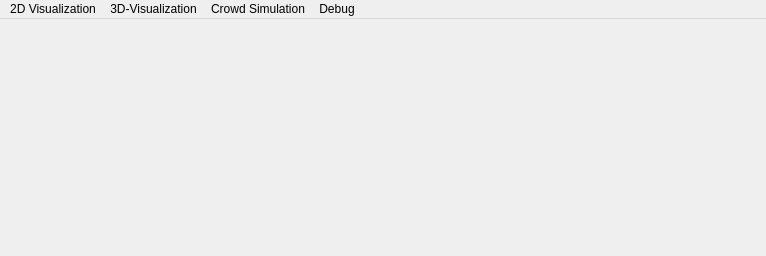
First picture: the form in src/mainwindow.ui, repository chFleschutz/simulation-and-data-visualization, before the edit.
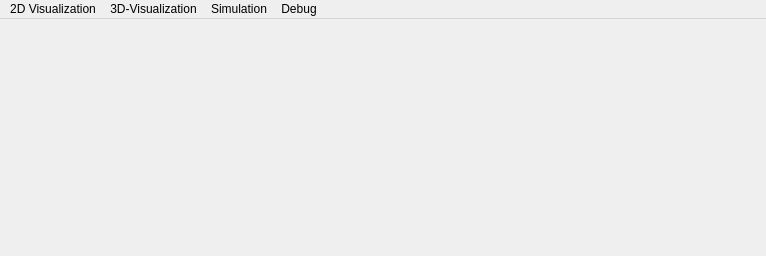
Second picture: the form after the edit. Icons and pictures are not drawn.

The edit to the form file:
```diff
--- a/src/mainwindow.ui
+++ b/src/mainwindow.ui
@@ -43,7 +43,7 @@
    </widget>
    <widget class="QMenu" name="menuCrowd_Simulation">
     <property name="title">
-     <string>Crowd Simulation</string>
+     <string>Simulation</string>
     </property>
     <addaction name="actionPandemic"/>
    </widget>
```
Left out of the diff: 4 changed lines with no effect on the pictures.
